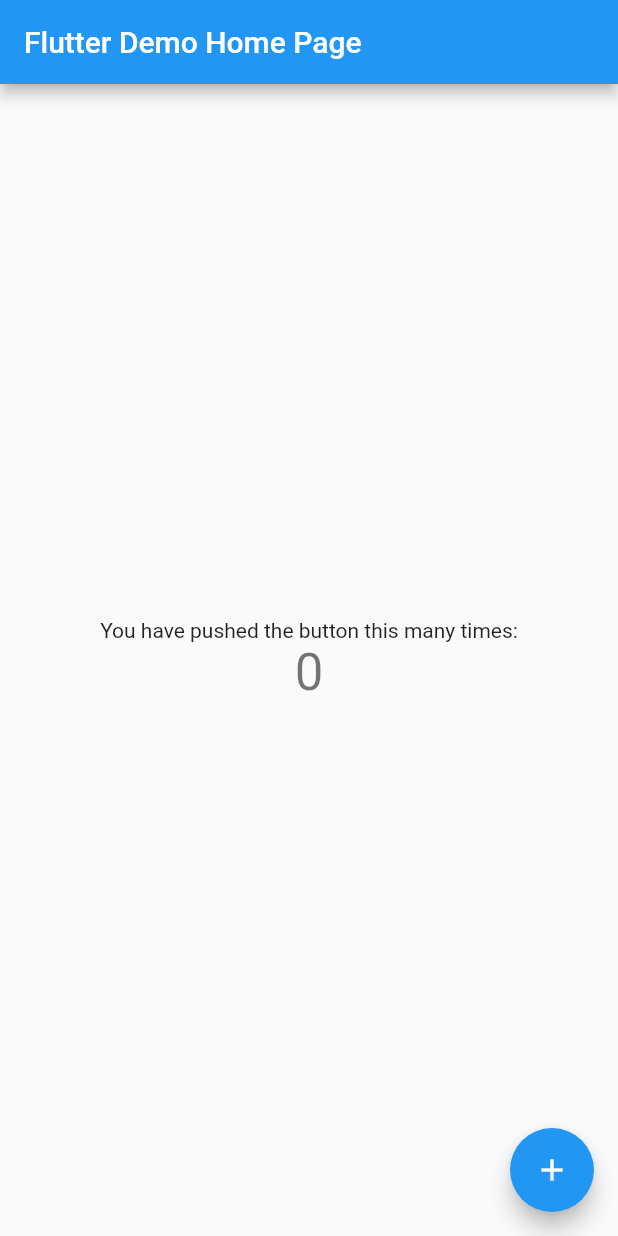
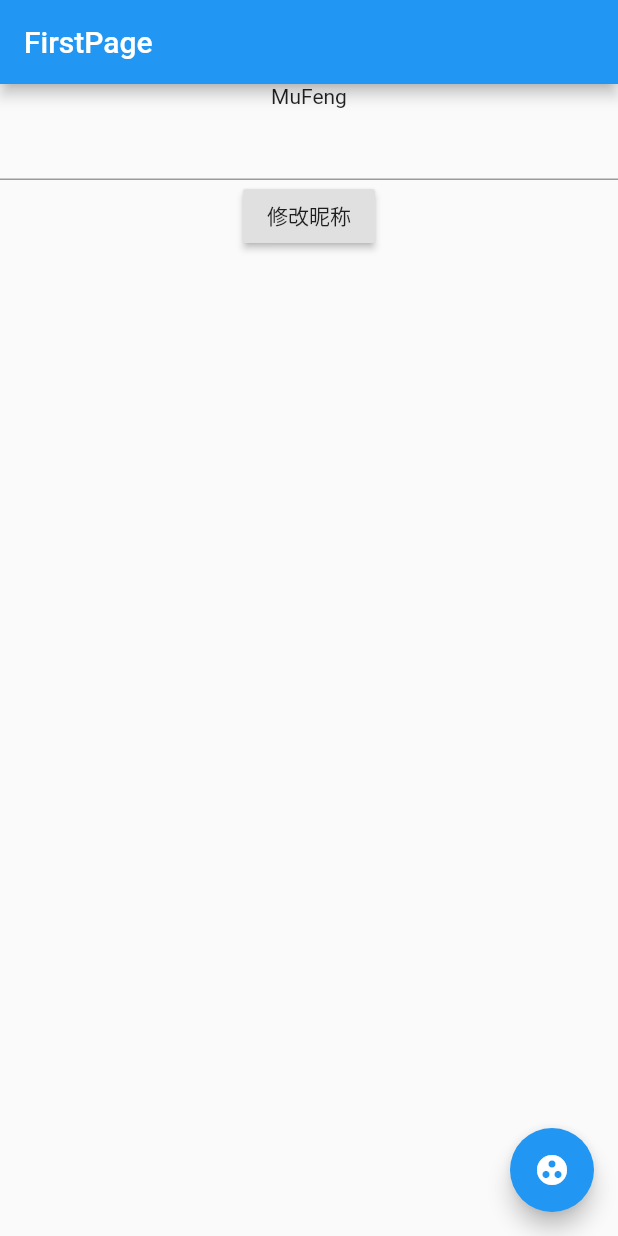
Before and after one commit to hanlin19900610/mufeng_flutter_wanandroid, a Flutter app: the screen it shows after launch, on a phone screen of 412 x 824 dp. Run offline on Flutter 3.47's test engine with Material 2 defaults, Android fonts, the phone set to English and light mode, and no system bars.

Commit message:
状态管理

```diff
--- a/lib/main.dart
+++ b/lib/main.dart
@@ -1,111 +1,26 @@
 import 'package:flutter/material.dart';
+import 'package:mufeng_flutter_wanandroid/store/index.dart' show Store;
+
+import 'page/first_page.dart';
 
 void main() => runApp(MyApp());
 
 class MyApp extends StatelessWidget {
-  // This widget is the root of your application.
   @override
   Widget build(BuildContext context) {
-    return MaterialApp(
-      title: 'Flutter Demo',
-      theme: ThemeData(
-        // This is the theme of your application.
-        //
-        // Try running your application with "flutter run". You'll see the
-        // application has a blue toolbar. Then, without quitting the app, try
-        // changing the primarySwatch below to Colors.green and then invoke
-        // "hot reload" (press "r" in the console where you ran "flutter run",
-        // or simply save your changes to "hot reload" in a Flutter IDE).
-        // Notice that the counter didn't reset back to zero; the application
-        // is not restarted.
-        primarySwatch: Colors.blue,
-      ),
-      home: MyHomePage(title: 'Flutter Demo Home Page'),
+    print('根部构建: $context');
+    return Store.init(
+      context: context,
+      child: MaterialApp(
+        title: 'Provider',
+        home: Builder(
+          builder: (context) {
+            Store.widgetCtx = context;
+            print('widgetCtx: $context');
+            return FirstPage();
+          },
+        ),
+      )
     );
   }
 }
-
-class MyHomePage extends StatefulWidget {
-  MyHomePage({Key key, this.title}) : super(key: key);
-
-  // This widget is the home page of your application. It is stateful, meaning
-  // that it has a State object (defined below) that contains fields that affect
-  // how it looks.
-
-  // This class is the configuration for the state. It holds the values (in this
-  // case the title) provided by the parent (in this case the App widget) and
-  // used by the build method of the State. Fields in a Widget subclass are
-  // always marked "final".
-
-  final String title;
-
-  @override
-  _MyHomePageState createState() => _MyHomePageState();
-}
-
-class _MyHomePageState extends State<MyHomePage> {
-  int _counter = 0;
-
-  void _incrementCounter() {
-    setState(() {
-      // This call to setState tells the Flutter framework that something has
-      // changed in this State, which causes it to rerun the build method below
-      // so that the display can reflect the updated values. If we changed
-      // _counter without calling setState(), then the build method would not be
-      // called again, and so nothing would appear to happen.
-      _counter++;
-    });
-  }
-
-  @override
-  Widget build(BuildContext context) {
-    // This method is rerun every time setState is called, for instance as done
-    // by the _incrementCounter method above.
-    //
-    // The Flutter framework has been optimized to make rerunning build methods
-    // fast, so that you can just rebuild anything that needs updating rather
-    // than having to individually change instances of widgets.
-    return Scaffold(
-      appBar: AppBar(
-        // Here we take the value from the MyHomePage object that was created by
-        // the App.build method, and use it to set our appbar title.
-        title: Text(widget.title),
-      ),
-      body: Center(
-        // Center is a layout widget. It takes a single child and positions it
-        // in the middle of the parent.
-        child: Column(
-          // Column is also layout widget. It takes a list of children and
-          // arranges them vertically. By default, it sizes itself to fit its
-          // children horizontally, and tries to be as tall as its parent.
-          //
-          // Invoke "debug painting" (press "p" in the console, choose the
-          // "Toggle Debug Paint" action from the Flutter Inspector in Android
-          // Studio, or the "Toggle Debug Paint" command in Visual Studio Code)
-          // to see the wireframe for each widget.
-          //
-          // Column has various properties to control how it sizes itself and
-          // how it positions its children. Here we use mainAxisAlignment to
-          // center the children vertically; the main axis here is the vertical
-          // axis because Columns are vertical (the cross axis would be
-          // horizontal).
-          mainAxisAlignment: MainAxisAlignment.center,
-          children: <Widget>[
-            Text(
-              'You have pushed the button this many times:',
-            ),
-            Text(
-              '$_counter',
-              style: Theme.of(context).textTheme.display1,
-            ),
-          ],
-        ),
-      ),
-      floatingActionButton: FloatingActionButton(
-        onPressed: _incrementCounter,
-        tooltip: 'Increment',
-        child: Icon(Icons.add),
-      ), // This trailing comma makes auto-formatting nicer for build methods.
-    );
-  }
-}
--- /dev/null
+++ b/lib/page/first_page.dart
@@ -0,0 +1,51 @@
+import 'package:flutter/material.dart';
+import 'package:mufeng_flutter_wanandroid/store/index.dart'
+    show Store, UserModel;
+
+import 'second_page.dart';
+
+class FirstPage extends StatelessWidget {
+  TextEditingController controller = TextEditingController();
+
+  FirstPage({Key key}) : super(key: key);
+
+  @override
+  Widget build(BuildContext context) {
+    print('first page rebuild');
+    return Scaffold(
+      appBar: AppBar(
+        title: Text("FirstPage"),
+      ),
+      body: Center(
+        child: Column(
+          children: <Widget>[
+            Store.connect<UserModel>(builder: (context, snapshot, child) {
+              return Text('${Store.value<UserModel>(context).name}');
+            }),
+            TextField(
+              controller: controller,
+            ),
+            Store.connect<UserModel>(builder: (context, snapshot, child) {
+              return RaisedButton(
+                child: Text('修改昵称'),
+                onPressed: () {
+                  snapshot.setName(controller.text);
+                },
+              );
+            })
+          ],
+        ),
+      ),
+      floatingActionButton: FloatingActionButton(
+        child: Center(
+          child: Icon(Icons.group_work),
+        ),
+        onPressed: () {
+          Navigator.of(context).push(MaterialPageRoute(builder: (context) {
+            return SecondPage();
+          }));
+        },
+      ),
+    );
+  }
+}
--- a/lib/store/index.dart
+++ b/lib/store/index.dart
@@ -2,6 +2,9 @@ import 'package:flutter/material.dart' show BuildContext;
 import 'package:provider/provider.dart'
     show ChangeNotifierProvider, MultiProvider, Consumer, Provider;
 
+export 'package:provider/provider.dart';
+import 'model/index.dart' show UserModel;
+export 'model/index.dart';
 export 'package:provider/provider.dart';
 
 class Store {
@@ -10,7 +13,9 @@ class Store {
 
   static init({context, child}) {
     return MultiProvider(
-      providers: [],
+      providers: [
+        ChangeNotifierProvider(builder: (_) => UserModel()),
+      ],
       child: child,
     );
   }
--- /dev/null
+++ b/lib/store/model/index.dart
@@ -0,0 +1 @@
+export 'user_model.dart';
--- /dev/null
+++ b/lib/store/model/user_model.dart
@@ -0,0 +1,14 @@
+import 'package:flutter/foundation.dart' show ChangeNotifier;
+import '../object/user_info.dart';
+export '../object/user_info.dart';
+
+class UserModel extends UserInfo with ChangeNotifier {
+  UserInfo _userInfo = UserInfo(name: 'MuFeng');
+
+  String get name => _userInfo.name;
+
+  void setName(name) {
+    _userInfo.name = name;
+    notifyListeners();
+  }
+}
--- /dev/null
+++ b/lib/store/object/user_info.dart
@@ -0,0 +1,16 @@
+class UserInfo extends Object {
+  String name;
+
+  UserInfo({this.name});
+
+  UserInfo.fromJson(Map<String, dynamic> json) {
+    name = json['name'];
+  }
+
+  Map<String, dynamic> toJson() {
+    final Map<String, dynamic> data = Map<String, dynamic>();
+
+    data['name'] = this.name;
+    return data;
+  }
+}
```
Also changed, not shown: lib/page/second_page.dart (added, +41 -0 lines), pubspec.yaml (+31 -0 lines), pubspec.lock.
